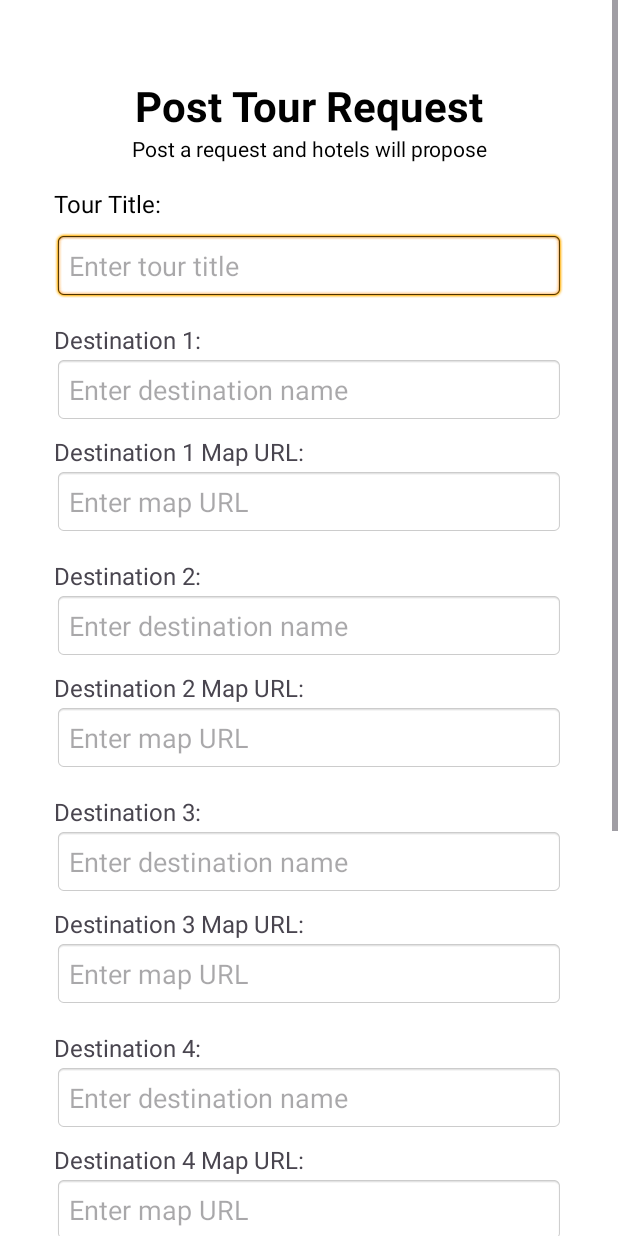
After one commit to iamhirusha/GAHDSE241F-tourio, an Android app: the UserToursRequestFormActivity screen opened directly, with no data from a screen before it, on a phone screen of 412 x 824 dp. The commit adds this screen. Run offline under Robolectric (Android 15) with nearby library versions, the phone set to English and light mode, and no system bars; our stand-ins replace Firebase (no records; nobody signed in at launch, a user with empty details on screens opened directly).

Commit message:
Created tour requests page
Created tour requests page

```diff
--- a/app/src/main/res/layout/activity_getstarted.xml
+++ b/app/src/main/res/layout/activity_getstarted.xml
@@ -31,7 +31,7 @@
         <ImageView
             android:layout_width="300dp"
             android:layout_height="300dp"
-            android:src="@drawable/ic_logout"/>
+            android:src="@drawable/img_getstarted_illustration"/>
         <View
             android:layout_width="wrap_content"
             android:layout_height="40dp"/>
--- /dev/null
+++ b/app/src/main/res/layout/activity_usertoursrequestform.xml
@@ -0,0 +1,243 @@
+<?xml version="1.0" encoding="utf-8"?>
+<ScrollView xmlns:android="http://schemas.android.com/apk/res/android"
+    xmlns:app="http://schemas.android.com/apk/res-auto"
+    android:layout_width="match_parent"
+    android:layout_height="match_parent"
+    android:fillViewport="true"
+    android:background="#FFFFFF">
+
+    <LinearLayout
+        android:layout_width="match_parent"
+        android:layout_height="wrap_content"
+        android:orientation="vertical"
+        android:layout_marginHorizontal="20dp"
+        android:layout_marginVertical="35dp"
+        android:padding="16dp">
+
+        <TextView
+            android:layout_width="match_parent"
+            android:layout_height="wrap_content"
+            android:text="Post Tour Request"
+            android:textSize="28sp"
+            android:textStyle="bold"
+            android:gravity="center"
+            android:textColor="#000000" />
+
+        <TextView
+            android:layout_width="match_parent"
+            android:layout_height="wrap_content"
+            android:text="Post a request and hotels will propose"
+            android:textSize="14dp"
+            android:gravity="center"
+            android:layout_marginBottom="16dp"
+            android:textColor="#000000" />
+
+        <TextView
+            android:layout_width="wrap_content"
+            android:layout_height="wrap_content"
+            android:layout_marginBottom="8dp"
+            android:text="Tour Title:"
+            android:textColor="#000000"
+            android:textSize="16sp" />
+
+        <EditText
+            android:id="@+id/tourReqTitle"
+            android:layout_width="match_parent"
+            android:layout_height="wrap_content"
+            android:background="@android:drawable/editbox_background"
+            android:hint="Enter tour title"
+            android:padding="10dp" />
+
+        <TextView
+            android:layout_width="wrap_content"
+            android:layout_height="wrap_content"
+            android:layout_marginTop="16dp"
+            android:text="Destination 1:"
+            android:textSize="16sp" />
+
+        <EditText
+            android:id="@+id/tourReqDestination1"
+            android:layout_width="match_parent"
+            android:layout_height="wrap_content"
+            android:background="@android:drawable/editbox_background"
+            android:hint="Enter destination name"
+            android:padding="10dp" />
+
+        <TextView
+            android:layout_width="wrap_content"
+            android:layout_height="wrap_content"
+            android:layout_marginTop="8dp"
+            android:text="Destination 1 Map URL:"
+            android:textSize="16sp" />
+
+        <EditText
+            android:id="@+id/tourReqDes1MapUrl"
+            android:layout_width="match_parent"
+            android:layout_height="wrap_content"
+            android:background="@android:drawable/editbox_background"
+            android:hint="Enter map URL"
+            android:padding="10dp" />
+
+        <TextView
+            android:layout_width="wrap_content"
+            android:layout_height="wrap_content"
+            android:layout_marginTop="16dp"
+            android:text="Destination 2:"
+            android:textSize="16sp" />
+
+        <EditText
+            android:id="@+id/tourReqDestination2"
+            android:layout_width="match_parent"
+            android:layout_height="wrap_content"
+            android:background="@android:drawable/editbox_background"
+            android:hint="Enter destination name"
+            android:padding="10dp" />
+
+        <TextView
+            android:layout_width="wrap_content"
+            android:layout_height="wrap_content"
+            android:layout_marginTop="8dp"
+            android:text="Destination 2 Map URL:"
+            android:textSize="16sp" />
+
+        <EditText
+            android:id="@+id/tourReqDes2MapUrl"
+            android:layout_width="match_parent"
+            android:layout_height="wrap_content"
+            android:background="@android:drawable/editbox_background"
+            android:hint="Enter map URL"
+            android:padding="10dp" />
+
+        <TextView
+            android:layout_width="wrap_content"
+            android:layout_height="wrap_content"
+            android:layout_marginTop="16dp"
+            android:text="Destination 3:"
+            android:textSize="16sp" />
+
+        <EditText
+            android:id="@+id/tourReqDestination3"
+            android:layout_width="match_parent"
+            android:layout_height="wrap_content"
+            android:background="@android:drawable/editbox_background"
+            android:hint="Enter destination name"
+            android:padding="10dp" />
+
+        <TextView
+            android:layout_width="wrap_content"
+            android:layout_height="wrap_content"
+            android:layout_marginTop="8dp"
+            android:text="Destination 3 Map URL:"
+            android:textSize="16sp" />
+
+        <EditText
+            android:id="@+id/tourReqDes3MapUrl"
+            android:layout_width="match_parent"
+            android:layout_height="wrap_content"
+            android:background="@android:drawable/editbox_background"
+            android:hint="Enter map URL"
+            android:padding="10dp" />
+
+        <TextView
+            android:layout_width="wrap_content"
+            android:layout_height="wrap_content"
+            android:layout_marginTop="16dp"
+            android:text="Destination 4:"
+            android:textSize="16sp" />
+
+        <EditText
+            android:id="@+id/tourReqDestination4"
+            android:layout_width="match_parent"
+            android:layout_height="wrap_content"
+            android:background="@android:drawable/editbox_background"
+            android:hint="Enter destination name"
+            android:padding="10dp" />
+
+        <TextView
+            android:layout_width="wrap_content"
+            android:layout_height="wrap_content"
+            android:layout_marginTop="8dp"
+            android:text="Destination 4 Map URL:"
+            android:textSize="16sp" />
+
+        <EditText
+            android:id="@+id/tourReqDes4MapUrl"
+            android:layout_width="match_parent"
+            android:layout_height="wrap_content"
+            android:background="@android:drawable/editbox_background"
+            android:hint="Enter map URL"
+            android:padding="10dp" />
+
+        <TextView
+            android:layout_width="wrap_content"
+            android:layout_height="wrap_content"
+            android:layout_marginTop="16dp"
+            android:text="Destination 5:"
+            android:textSize="16sp" />
+
+        <EditText
+            android:id="@+id/tourReqDestination5"
+            android:layout_width="match_parent"
+            android:layout_height="wrap_content"
+            android:background="@android:drawable/editbox_background"
+            android:hint="Enter destination name"
+            android:padding="10dp" />
+
+        <TextView
+            android:layout_width="wrap_content"
+            android:layout_height="wrap_content"
+            android:layout_marginTop="8dp"
+            android:text="Destination 5 Map URL:"
+            android:textSize="16sp" />
+
+        <EditText
+            android:id="@+id/tourReqDes5MapUrl"
+            android:layout_width="match_parent"
+            android:layout_height="wrap_content"
+            android:background="@android:drawable/editbox_background"
+            android:hint="Enter map URL"
+            android:padding="10dp" />
+
+
+        <TextView
+            android:layout_width="wrap_content"
+            android:layout_height="wrap_content"
+            android:layout_marginTop="16dp"
+            android:text="Accepted Budget:"
+            android:textSize="16sp" />
+
+        <EditText
+            android:id="@+id/tourReqBudget"
+            android:layout_width="match_parent"
+            android:layout_height="wrap_content"
+            android:background="@android:drawable/editbox_background"
+            android:hint="Enter your accepted budget"
+            android:padding="10dp" />
+
+
+        <TextView
+            android:layout_width="wrap_content"
+            android:layout_height="wrap_content"
+            android:layout_marginTop="8dp"
+            android:text="Special Notes:"
+            android:textSize="16sp" />
+
+        <EditText
+            android:id="@+id/tourReqNotes"
+            android:layout_width="match_parent"
+            android:layout_height="wrap_content"
+            android:background="@android:drawable/editbox_background"
+            android:hint="Enter any special notes here"
+            android:padding="10dp" />
+
+        <Button
+            android:id="@+id/tourReqPostButton"
+            android:layout_width="match_parent"
+            android:layout_height="50dp"
+            android:text="Post"
+            android:textColor="@android:color/white"
+            android:backgroundTint="@color/app_primary_color"
+            app:cornerRadius="32dp"
+            android:layout_marginTop="16dp" />
+    </LinearLayout>
+</ScrollView>
```
Also changed, not shown: app/src/main/java/com/example/tourio/UserToursRequestFormActivity.kt (added, +100 -0 lines), app/src/main/res/layout/activity_tourrequestpage.xml (added, +32 -0 lines), app/src/main/res/layout/request_card_item.xml (added, +105 -0 lines).
